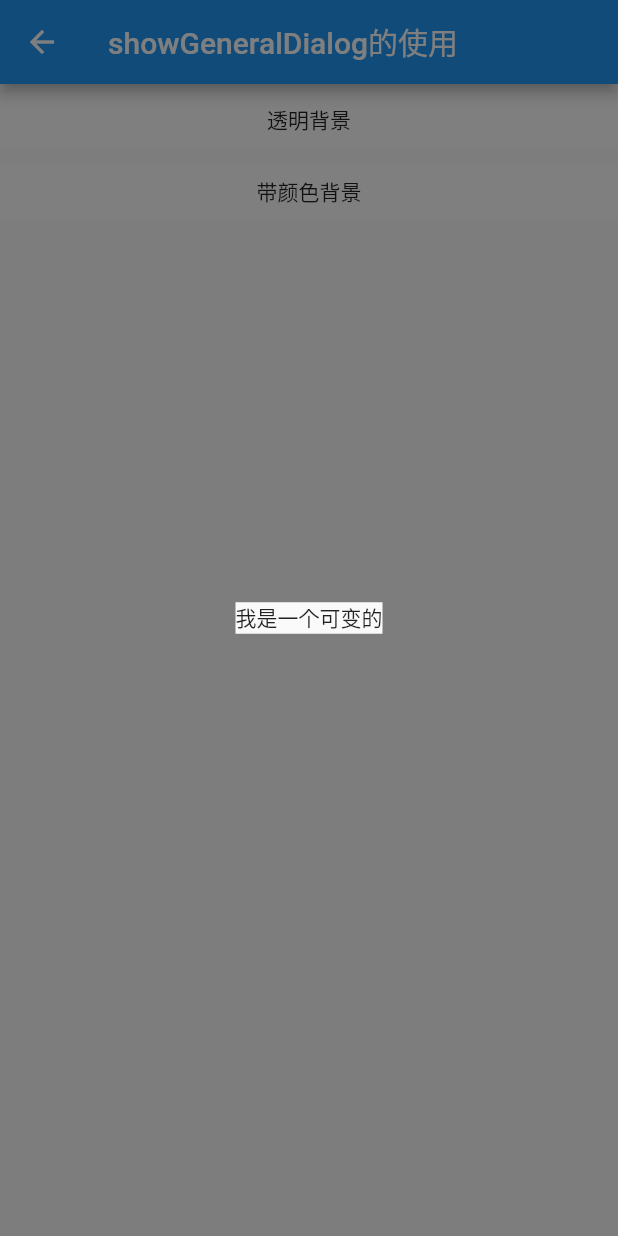
After one commit to CaiJingLong/flutter_dialog_examples, a Flutter app: the GeneralDialogPage screen opened directly, after a tap on "透明背景", on a phone screen of 412 x 824 dp. The commit adds this screen. Run offline on Flutter 3.47's test engine with Material 2 defaults, Android fonts, the phone set to English and light mode, and no system bars.

Commit message:
update general dialog

```diff
--- /dev/null
+++ b/lib/general_dialog_page.dart
@@ -0,0 +1,80 @@
+import 'package:flutter/material.dart';
+
+class GeneralDialogPage extends StatefulWidget {
+  @override
+  _GeneralDialogPageState createState() => _GeneralDialogPageState();
+}
+
+class _GeneralDialogPageState extends State<GeneralDialogPage> {
+  @override
+  Widget build(BuildContext context) {
+    return Scaffold(
+      appBar: AppBar(
+        title: Text("showGeneralDialog的使用"),
+      ),
+      body: ListView(
+        children: <Widget>[
+          buildButton("透明背景", showTransBackgroundDialog),
+          buildButton(
+            "带颜色背景",
+            () => showOtherBackgroundDialog(Colors.black.withOpacity(0.8)),
+          ),
+        ],
+      ),
+    );
+  }
+
+  showTransBackgroundDialog() {
+    showGeneralDialog(
+      context: context,
+      barrierLabel: "你好",
+      barrierDismissible: true,
+      transitionDuration: Duration(milliseconds: 300),
+      barrierColor: Colors.black.withOpacity(0.5),
+      pageBuilder: (BuildContext context, Animation animation,
+          Animation secondaryAnimation) {
+        return Center(
+          child: Material(
+            child: Container(
+              color: Colors.black.withOpacity(animation.value),
+              child: Text("我是一个可变的"),
+            ),
+          ),
+        );
+      },
+    );
+  }
+
+  showOtherBackgroundDialog(Color color) {
+    showGeneralDialog(
+      context: context,
+      barrierLabel: "你好",
+      barrierDismissible: true,
+      transitionDuration: Duration(milliseconds: 1000),
+      barrierColor: color,
+      pageBuilder: (BuildContext context, Animation animation,
+          Animation secondaryAnimation) {
+        return Center(
+          child: Material(
+            child: Container(
+              color: Colors.black.withOpacity(animation.value),
+              child: Text("我是一个可变的"),
+            ),
+          ),
+        );
+      },
+    );
+  }
+}
+
+Widget buildButton(
+  String text,
+  Function onPressed, {
+  Color color = Colors.white,
+}) {
+  return FlatButton(
+    color: color,
+    child: Text(text),
+    onPressed: onPressed,
+  );
+}
```
Also changed, not shown: lib/main.dart (+10 -0 lines), 5 other files.
